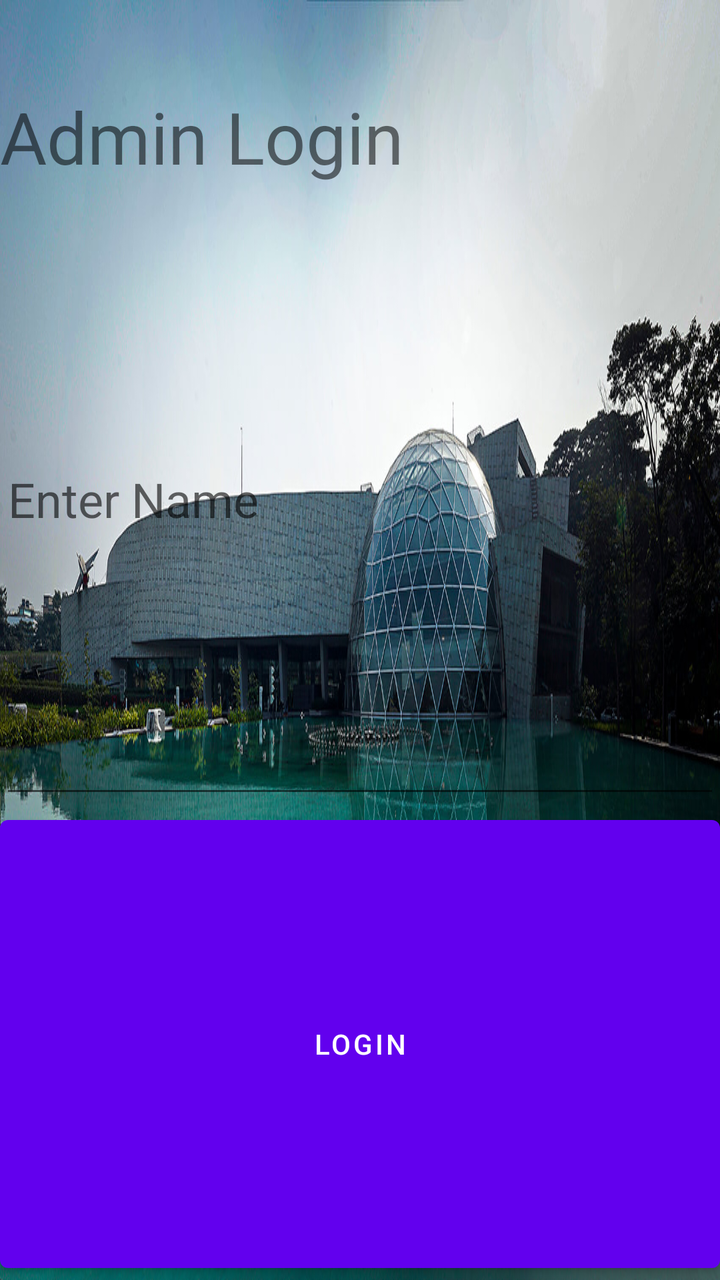
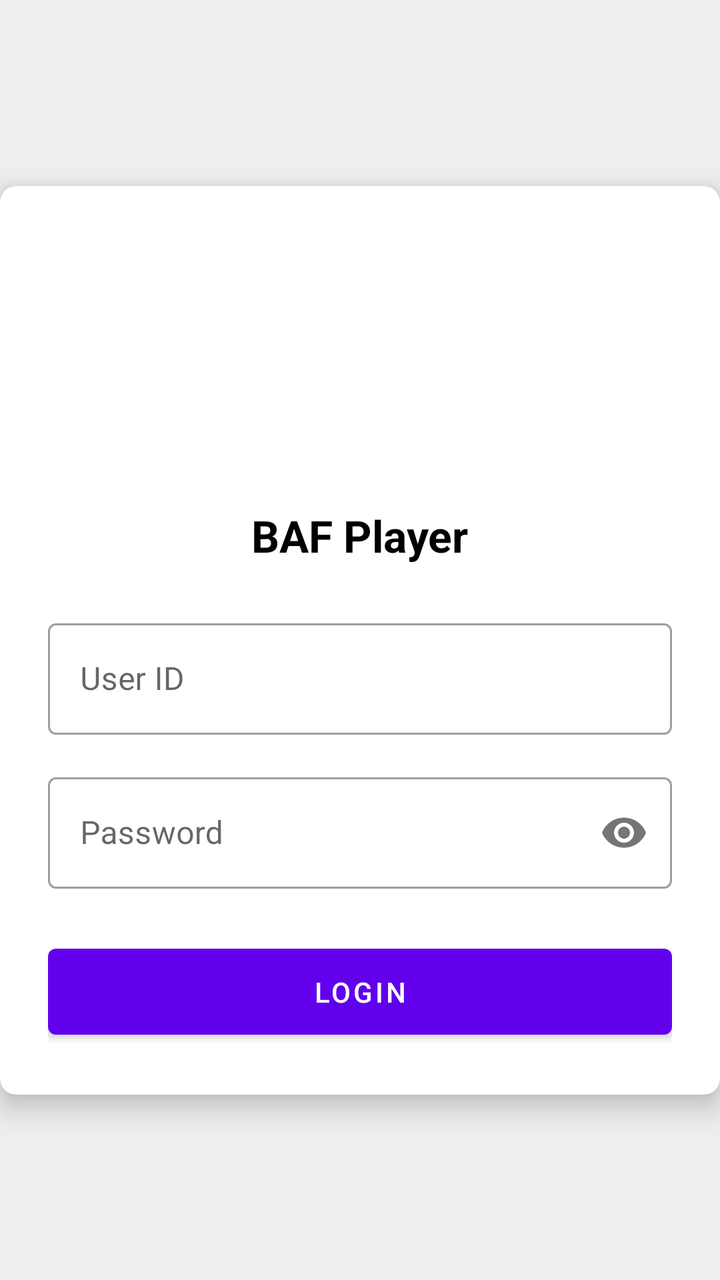

An Android layout rendered at two revisions. The XML below is the earlier revision; the diff shows what the commit changed to produce the second picture.
<!-- AndroidManifest.xml: application theme Theme.RecycleTest -->
<!-- res/layout/activity_login.xml -->
<?xml version="1.0" encoding="utf-8"?>

<androidx.constraintlayout.widget.ConstraintLayout xmlns:android="http://schemas.android.com/apk/res/android"
    xmlns:app="http://schemas.android.com/apk/res-auto"
    xmlns:tools="http://schemas.android.com/tools"
    android:id="@+id/CL_LOGIN"
    android:background="@drawable/museumbg"
    android:layout_width="match_parent"
    android:layout_height="match_parent">


    <EditText
        android:id="@+id/ET_NAME"
        android:layout_width="0dp"
        android:layout_height="@dimen/_25sdp"
        android:layout_marginTop="92dp"
        android:ems="10"
        android:hint="Enter Name"
        android:inputType="textPersonName"
        android:textSize="24sp"
        app:layout_constraintBottom_toTopOf="@+id/ET_PASSWORD"
        app:layout_constraintEnd_toEndOf="parent"
        app:layout_constraintHorizontal_bias="0.0"
        app:layout_constraintStart_toStartOf="parent"
        app:layout_constraintTop_toTopOf="parent"
        app:layout_constraintVertical_bias="0.178" />

    <EditText
        android:id="@+id/ET_PASSWORD"
        android:layout_width="0dp"
        android:layout_height="@dimen/_25sdp"
        android:layout_marginBottom="236dp"
        android:ems="10"
        android:hint="Password"
        android:inputType="textPassword"
        app:layout_constraintBottom_toBottomOf="parent"
        app:layout_constraintEnd_toEndOf="parent"
        app:layout_constraintHorizontal_bias="0.0"
        app:layout_constraintStart_toStartOf="parent" />

    <Button
        android:id="@+id/BT_LOGIN"
        android:layout_width="0dp"
        android:layout_height="@dimen/_25sdp"
        android:text="@string/bt_login"
        app:layout_constraintBottom_toBottomOf="parent"
        app:layout_constraintEnd_toEndOf="parent"
        app:layout_constraintHorizontal_bias="0.548"
        app:layout_constraintStart_toStartOf="parent"
        app:layout_constraintTop_toBottomOf="@+id/ET_PASSWORD"
        app:layout_constraintVertical_bias="0.062" />

    <TextView
        android:id="@+id/TV_LOGIN"
        android:layout_width="@dimen/_75sdp"
        android:layout_height="@dimen/_25sdp"
        android:layout_marginTop="44dp"
        android:text="@string/tv_login"
        android:textSize="36sp"
        app:layout_constraintBottom_toTopOf="@+id/ET_NAME"
        app:layout_constraintEnd_toEndOf="parent"
        app:layout_constraintHorizontal_bias="0.123"
        app:layout_constraintStart_toStartOf="parent"
        app:layout_constraintTop_toTopOf="parent"
        app:layout_constraintVertical_bias="0.153" />

    <Button
        android:id="@+id/BT_CHANGE"
        android:layout_width="0dp"
        android:layout_height="@dimen/_25sdp"
        android:layout_marginTop="10dp"
        android:layout_marginBottom="53dp"
        android:text="Change Password"
        app:layout_constraintBottom_toBottomOf="parent"
        app:layout_constraintEnd_toEndOf="parent"
        app:layout_constraintHorizontal_bias="0.0"
        app:layout_constraintStart_toStartOf="parent"
        app:layout_constraintTop_toBottomOf="@+id/BT_LOGIN"
        app:layout_constraintVertical_bias="0.0" />
</androidx.constraintlayout.widget.ConstraintLayout>
<!-- resources referenced by this layout -->
<resources>
  <!-- drawable museumbg: jpg bitmap (drawable, 291034 bytes) -->
  <string name="bt_login">LOGIN</string>
  <string name="tv_login">Admin Login</string>
  <style name="Theme.RecycleTest" parent="Theme.MaterialComponents.DayNight.DarkActionBar">
          
          <item name="colorPrimary">@color/purple_500</item>
          <item name="colorPrimaryVariant">@color/purple_700</item>
          <item name="colorOnPrimary">@color/white</item>
          
          <item name="colorSecondary">@color/teal_200</item>
          <item name="colorSecondaryVariant">@color/teal_700</item>
          <item name="colorOnSecondary">@color/black</item>
          
          <item name="android:statusBarColor" tools:targetApi="l">?attr/colorPrimaryVariant</item>
          
      </style>
  <color name="purple_500">#FF6200EE</color>
  <color name="purple_700">#FF3700B3</color>
  <color name="white">#FFFFFFFF</color>
  <color name="teal_200">#FF03DAC5</color>
  <color name="teal_700">#FF018786</color>
  <color name="black">#FF000000</color>
</resources>

<!-- the commit's change to res/layout/activity_login.xml (unified diff, before → after) -->
@@ -3,78 +3,91 @@
 <androidx.constraintlayout.widget.ConstraintLayout xmlns:android="http://schemas.android.com/apk/res/android"
     xmlns:app="http://schemas.android.com/apk/res-auto"
     xmlns:tools="http://schemas.android.com/tools"
-    android:id="@+id/CL_LOGIN"
-    android:background="@drawable/museumbg"
     android:layout_width="match_parent"
-    android:layout_height="match_parent">
+    android:layout_height="match_parent"
+    android:background="#EFEFEF"
+    tools:context=".LoginActivity">
+
+    <androidx.cardview.widget.CardView
+        android:layout_width="wrap_content"
+        android:layout_height="wrap_content"
+        android:layout_marginStart="32dp"
+        android:layout_marginEnd="32dp"
+        app:cardCornerRadius="8dp"
+        app:cardElevation="8dp"
+        app:layout_constraintBottom_toBottomOf="parent"
+        app:layout_constraintEnd_toEndOf="parent"
+        app:layout_constraintStart_toStartOf="parent"
+        app:layout_constraintTop_toTopOf="parent"> <LinearLayout
+        android:layout_width="360dp"
+        android:layout_height="wrap_content"
+        android:orientation="vertical"
+        android:padding="24dp">
+
+        <ImageView
+            android:id="@+id/ivLogo"
+            android:layout_width="120dp"
+            android:layout_height="120dp"
+            android:layout_gravity="center_horizontal"
+            android:src="@mipmap/ic_launcher"
+            android:importantForAccessibility="no" />
+
+        <TextView
+            android:id="@+id/tvLoginTitle"
+            android:layout_width="wrap_content"
+            android:layout_height="wrap_content"
+            android:layout_gravity="center_horizontal"
+            android:layout_marginTop="16dp"
+            android:text="BAF Player"
+            android:textSize="22sp"
+            android:textStyle="bold"
+            android:textColor="@android:color/black"/>
+
+        <com.google.android.material.textfield.TextInputLayout
+            android:id="@+id/tilUserId"
+            style="@style/Widget.MaterialComponents.TextInputLayout.OutlinedBox"
+            android:layout_width="match_parent"
+            android:layout_height="wrap_content"
+            android:layout_marginTop="24dp"
+            android:hint="User ID">
+
+            <com.google.android.material.textfield.TextInputEditText
+                android:id="@+id/etUserId"
+                android:layout_width="match_parent"
+                android:layout_height="wrap_content"
+                android:inputType="text" />
+
+        </com.google.android.material.textfield.TextInputLayout>
+
+        <com.google.android.material.textfield.TextInputLayout
+            android:id="@+id/tilPassword"
+            style="@style/Widget.MaterialComponents.TextInputLayout.OutlinedBox"
+            android:layout_width="match_parent"
+            android:layout_height="wrap_content"
+            android:layout_marginTop="16dp"
+            android:hint="Password"
+            app:passwordToggleEnabled="true">
+
+            <com.google.android.material.textfield.TextInputEditText
+                android:id="@+id/etPassword"
+                android:layout_width="match_parent"
+                android:layout_height="wrap_content"
+                android:inputType="textPassword" />
+
+        </com.google.android.material.textfield.TextInputLayout>
 
 
-    <EditText
-        android:id="@+id/ET_NAME"
-        android:layout_width="0dp"
-        android:layout_height="@dimen/_25sdp"
-        android:layout_marginTop="92dp"
-        android:ems="10"
-        android:hint="Enter Name"
-        android:inputType="textPersonName"
-        android:textSize="24sp"
-        app:layout_constraintBottom_toTopOf="@+id/ET_PASSWORD"
-        app:layout_constraintEnd_toEndOf="parent"
-        app:layout_constraintHorizontal_bias="0.0"
-        app:layout_constraintStart_toStartOf="parent"
-        app:layout_constraintTop_toTopOf="parent"
-        app:layout_constraintVertical_bias="0.178" />
+        <Button
+            android:id="@+id/btnLogin"
+            android:layout_width="match_parent"
+            android:layout_height="wrap_content"
+            android:layout_marginTop="24dp"
+            android:paddingTop="12dp"
+            android:paddingBottom="12dp"
+            android:text="Login" />
+    </LinearLayout>
 
-    <EditText
-        android:id="@+id/ET_PASSWORD"
-        android:layout_width="0dp"
-        android:layout_height="@dimen/_25sdp"
-        android:layout_marginBottom="236dp"
-        android:ems="10"
-        android:hint="Password"
-        android:inputType="textPassword"
-        app:layout_constraintBottom_toBottomOf="parent"
-        app:layout_constraintEnd_toEndOf="parent"
-        app:layout_constraintHorizontal_bias="0.0"
-        app:layout_constraintStart_toStartOf="parent" />
+    </androidx.cardview.widget.CardView>
 
-    <Button
-        android:id="@+id/BT_LOGIN"
-        android:layout_width="0dp"
-        android:layout_height="@dimen/_25sdp"
-        android:text="@string/bt_login"
-        app:layout_constraintBottom_toBottomOf="parent"
-        app:layout_constraintEnd_toEndOf="parent"
-        app:layout_constraintHorizontal_bias="0.548"
-        app:layout_constraintStart_toStartOf="parent"
-        app:layout_constraintTop_toBottomOf="@+id/ET_PASSWORD"
-        app:layout_constraintVertical_bias="0.062" />
 
-    <TextView
-        android:id="@+id/TV_LOGIN"
-        android:layout_width="@dimen/_75sdp"
-        android:layout_height="@dimen/_25sdp"
-        android:layout_marginTop="44dp"
-        android:text="@string/tv_login"
-        android:textSize="36sp"
-        app:layout_constraintBottom_toTopOf="@+id/ET_NAME"
-        app:layout_constraintEnd_toEndOf="parent"
-        app:layout_constraintHorizontal_bias="0.123"
-        app:layout_constraintStart_toStartOf="parent"
-        app:layout_constraintTop_toTopOf="parent"
-        app:layout_constraintVertical_bias="0.153" />
-
-    <Button
-        android:id="@+id/BT_CHANGE"
-        android:layout_width="0dp"
-        android:layout_height="@dimen/_25sdp"
-        android:layout_marginTop="10dp"
-        android:layout_marginBottom="53dp"
-        android:text="Change Password"
-        app:layout_constraintBottom_toBottomOf="parent"
-        app:layout_constraintEnd_toEndOf="parent"
-        app:layout_constraintHorizontal_bias="0.0"
-        app:layout_constraintStart_toStartOf="parent"
-        app:layout_constraintTop_toBottomOf="@+id/BT_LOGIN"
-        app:layout_constraintVertical_bias="0.0" />
 </androidx.constraintlayout.widget.ConstraintLayout>
<!-- resource entries referenced after the edit -->
@@ -1,8 +1,10 @@
 <!-- resources referenced by this layout -->
 <resources>
-  <!-- drawable museumbg: jpg bitmap (drawable, 291034 bytes) -->
-  <string name="bt_login">LOGIN</string>
-  <string name="tv_login">Admin Login</string>
+  <!-- mipmap ic_launcher (drawable) -->
+  <?xml version="1.0" encoding="utf-8"?>
+  <selector xmlns:android="http://schemas.android.com/apk/res/android">
+  
+  </selector>
   <style name="Theme.RecycleTest" parent="Theme.MaterialComponents.DayNight.DarkActionBar">
           
           <item name="colorPrimary">@color/purple_500</item>
